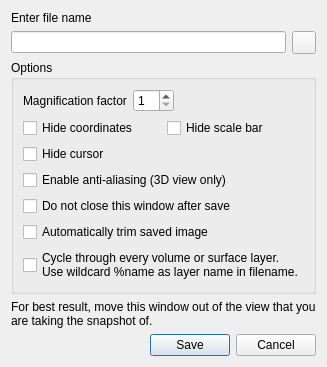
First picture: the form in freeview/DialogSaveScreenshot.ui, repository freesurfer/freesurfer, before the edit.
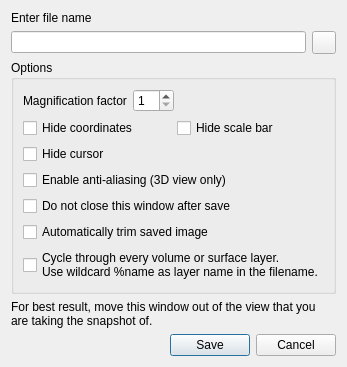
Second picture: the form after the edit. Icons and pictures are not drawn.

```diff
--- a/freeview/DialogSaveScreenshot.ui
+++ b/freeview/DialogSaveScreenshot.ui
@@ -132,7 +132,7 @@
        <widget class="QCheckBox" name="checkBoxCycle">
         <property name="text">
          <string>Cycle through every volume or surface layer.
-Use wildcard %name as layer name in filename.</string>
+Use wildcard %name as layer name in the filename.</string>
         </property>
        </widget>
       </item>
```
